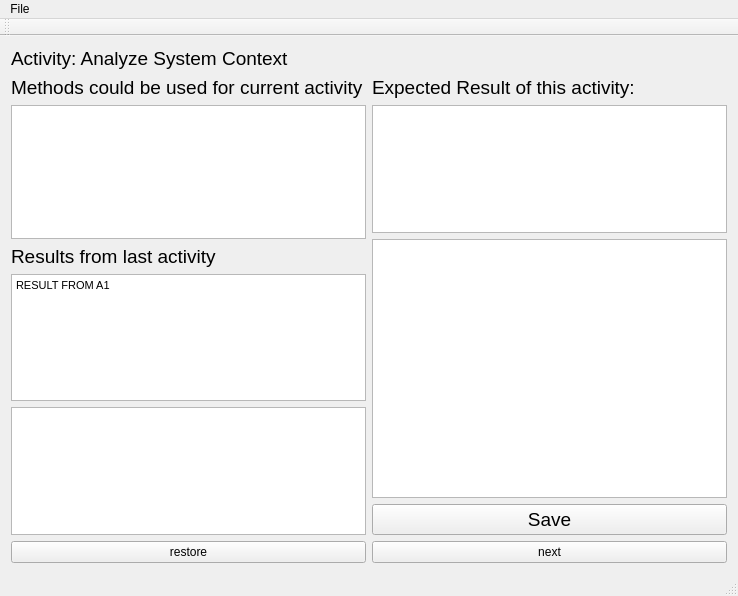
Old version of the form QtWidgetsApplication1/SEMM1.ui in the repository livy365/SEMM.
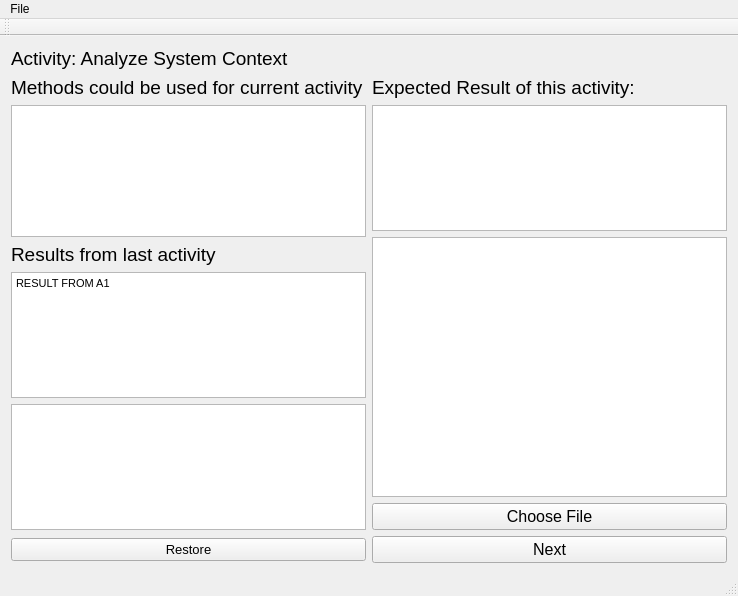
New version of the form.

What changed in the file:
```diff
--- a/QtWidgetsApplication1/SEMM1.ui
+++ b/QtWidgetsApplication1/SEMM1.ui
@@ -113,25 +113,35 @@
      <widget class="QPushButton" name="pushButton_5">
       <property name="font">
        <font>
-        <pointsize>14</pointsize>
+        <pointsize>12</pointsize>
        </font>
       </property>
       <property name="text">
-       <string>Save</string>
+       <string>Choose File</string>
       </property>
      </widget>
     </item>
     <item row="8" column="0">
      <widget class="QPushButton" name="pushButton_3">
+      <property name="font">
+       <font>
+        <pointsize>10</pointsize>
+       </font>
+      </property>
       <property name="text">
-       <string>restore</string>
+       <string>Restore</string>
       </property>
      </widget>
     </item>
     <item row="8" column="1">
      <widget class="QPushButton" name="pushButton_4">
+      <property name="font">
+       <font>
+        <pointsize>12</pointsize>
+       </font>
+      </property>
       <property name="text">
-       <string>next</string>
+       <string>Next</string>
       </property>
      </widget>
     </item>
```
Left out of the diff: 6 changed lines with no effect on the pictures.
